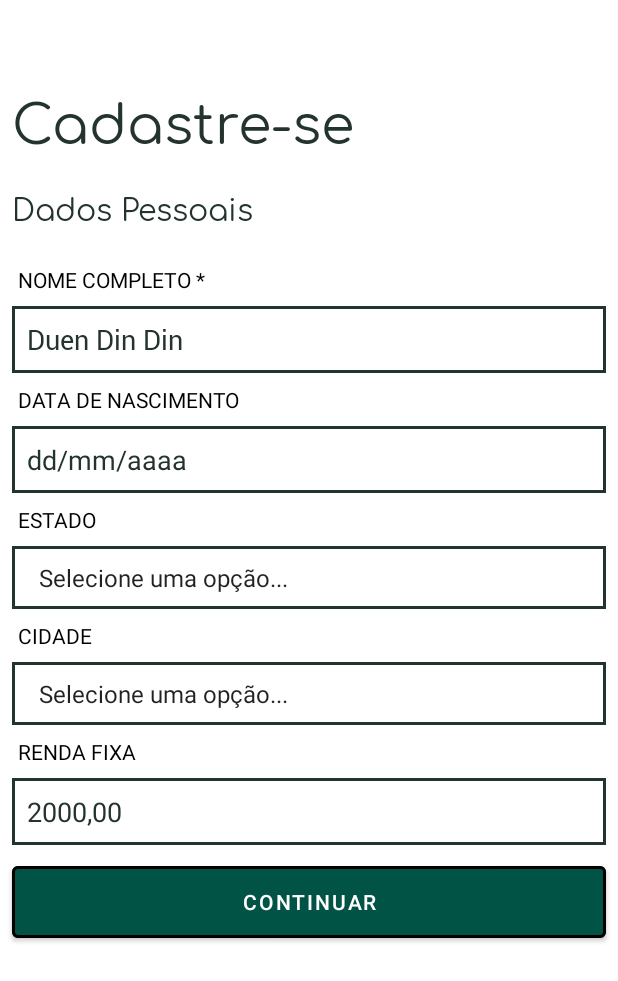
After one commit to ArthurVaso/DuenDinDin---Mobile, an Android app: the layout activity_cadastro_usuario_dados_pessoais.xml on its own in the app's theme, with its tools: preview values and no code run, on a phone screen of 412 x 824 dp. The commit adds this screen. Shown: the top 981 px of the screen. Run offline under Robolectric (Android 15) with nearby library versions, the phone set to English and light mode, and no system bars.

Commit message:
criacao das telas de cadastro de usuario

```diff
--- a/app/build.gradle
+++ b/app/build.gradle
@@ -35,4 +35,5 @@ dependencies {
     testImplementation 'junit:junit:4.13.2'
     androidTestImplementation 'androidx.test.ext:junit:1.1.3'
     androidTestImplementation 'androidx.test.espresso:espresso-core:3.4.0'
+    implementation 'com.android.support:design:28.0.0'
 }
--- /dev/null
+++ b/app/src/main/java/br/edu/ifsp/duendindin_mobile/UsuarioCadastroDadosAcessoActivity.java
@@ -0,0 +1,4 @@
+package br.edu.ifsp.duendindin_mobile;
+
+public class UsuarioCadastroDadosAcessoActivity {
+}
--- /dev/null
+++ b/app/src/main/java/br/edu/ifsp/duendindin_mobile/UsuarioCadastroDadosPessoaisActivity.java
@@ -0,0 +1,4 @@
+package br.edu.ifsp.duendindin_mobile;
+
+public class UsuarioCadastroDadosPessoaisActivity {
+}
--- /dev/null
+++ b/app/src/main/res/drawable/item_background.xml
@@ -0,0 +1,23 @@
+<?xml version="1.0" encoding="utf-8"?>
+<selector xmlns:android="http://schemas.android.com/apk/res/android">
+    <item><layer-list>
+        <item>
+            <shape>
+                <solid
+                    android:color="@color/white">
+                </solid>
+
+                <corners android:radius="0dp" />
+
+                <padding
+                    android:bottom="10dp"
+                    android:left="10dp"
+                    android:right="10dp"
+                    android:top="10dp" />
+                <stroke
+                    android:width="2dp"
+                    android:color="@color/border_color"/>
+            </shape>
+        </item>
+    </layer-list></item>
+</selector>
--- /dev/null
+++ b/app/src/main/res/layout/activity_cadastro_usuario_dados_pessoais.xml
@@ -0,0 +1,164 @@
+<?xml version="1.0" encoding="utf-8"?>
+<LinearLayout xmlns:android="http://schemas.android.com/apk/res/android"
+    xmlns:app="http://schemas.android.com/apk/res-auto"
+    xmlns:tools="http://schemas.android.com/tools"
+    android:layout_width="match_parent"
+    android:layout_height="match_parent"
+    android:background="@color/white"
+    android:orientation="vertical"
+    tools:context=".UsuarioCadastroDadosPessoaisActivity">
+
+
+    <LinearLayout
+        android:layout_width="match_parent"
+        android:layout_height="wrap_content"
+        android:layout_marginLeft="8dp"
+        android:layout_marginTop="50dp"
+        android:gravity="center"
+        android:orientation="vertical">
+
+        <TextView
+            android:layout_width="match_parent"
+            android:layout_height="wrap_content"
+            android:layout_marginBottom="16dp"
+            android:text="@string/txt_usuario_cadastro_titulo"
+            android:textColor="@color/border_color"
+            android:fontFamily="@font/comfortaa_regular"
+            android:textSize="36sp" />
+
+        <TextView
+            android:layout_width="match_parent"
+            android:layout_height="wrap_content"
+            android:layout_marginBottom="16dp"
+            android:text="@string/txt_usuario_cadastro_dados_pessoais_subtitulo"
+            android:fontFamily="@font/comfortaa_regular"
+            android:textColor="@color/border_color"
+            android:textSize="20sp" />
+
+    </LinearLayout>
+
+
+    <LinearLayout
+        android:layout_width="match_parent"
+        android:layout_height="wrap_content"
+        android:gravity="center"
+        android:orientation="vertical">
+
+        <TextView
+            android:layout_width="match_parent"
+            android:layout_height="wrap_content"
+            android:layout_marginLeft="8dp"
+            android:layout_marginTop="8dp"
+            android:textColor="@color/black"
+            android:text="@string/txt_usuario_cadastro_nome_completo" />
+        <com.google.android.material.textfield.TextInputEditText
+            android:id="@+id/txt_edit_nome"
+            android:layout_width="match_parent"
+            android:layout_height="wrap_content"
+            android:layout_marginLeft="8dp"
+            android:layout_marginTop="8dp"
+            android:layout_marginRight="8dp"
+            android:hint="@string/hint_usuario_cadastro_nome"
+            android:textColorHint="@color/border_color"
+            android:fontFamily="@font/roboto_regular"
+            android:background="@drawable/item_background"
+            android:inputType="textCapWords" />
+
+
+        <TextView
+            android:layout_width="match_parent"
+            android:layout_height="wrap_content"
+            android:layout_marginLeft="8dp"
+            android:layout_marginTop="8dp"
+            android:textColor="@color/black"
+            android:text="@string/txt_usuario_cadastro_data_de_nascimento" />
+
+
+        <com.google.android.material.textfield.TextInputEditText
+            android:id="@+id/txt_edit_data_nasc"
+            android:layout_width="match_parent"
+            android:layout_height="wrap_content"
+            android:layout_marginLeft="8dp"
+            android:layout_marginTop="8dp"
+            android:layout_marginRight="8dp"
+            android:hint="@string/hint_usuario_cadastro_data_nasc"
+            android:textColorHint="@color/border_color"
+            android:background="@drawable/item_background"
+            android:inputType="textCapWords" />
+
+        <TextView
+            android:layout_width="match_parent"
+            android:layout_height="wrap_content"
+            android:layout_marginLeft="8dp"
+            android:layout_marginTop="8dp"
+            android:textColor="@color/black"
+            android:text="@string/txt_usuario_cadastro_estado" />
+            <Spinner
+                android:id="@+id/sp_uf"
+                android:layout_width="match_parent"
+                android:layout_height="wrap_content"
+                android:layout_marginLeft="8dp"
+                android:layout_marginTop="8dp"
+                android:layout_marginRight="8dp"
+                android:background="@drawable/item_background"
+                android:entries="@array/spUf"
+                app:boxStrokeColor="@color/secondary_color" />
+
+
+
+        <TextView
+            android:layout_width="match_parent"
+            android:layout_height="wrap_content"
+            android:layout_marginLeft="8dp"
+            android:layout_marginTop="8dp"
+            android:textColor="@color/black"
+            android:text="@string/txt_usuario_cadastro_cidade" />
+
+            <Spinner
+                android:id="@+id/sp_cidade"
+                android:layout_width="match_parent"
+                android:layout_height="wrap_content"
+                android:layout_marginLeft="8dp"
+                android:layout_marginTop="8dp"
+                android:layout_marginRight="8dp"
+                android:background="@drawable/item_background"
+                android:entries="@array/spUf"
+                app:boxStrokeColor="@color/secondary_color" />
+
+
+        <TextView
+            android:layout_width="match_parent"
+            android:layout_height="wrap_content"
+            android:layout_marginLeft="8dp"
+            android:layout_marginTop="8dp"
+            android:textColor="@color/black"
+            android:text="@string/txt_usuario_cadastro_renda_fixa" />
+
+
+        <com.google.android.material.textfield.TextInputEditText
+            android:id="@+id/txt_edit_renda"
+            android:layout_width="match_parent"
+            android:layout_height="wrap_content"
+            android:layout_marginLeft="8dp"
+            android:layout_marginTop="8dp"
+            android:layout_marginRight="8dp"
+            android:hint="@string/hint_usuario_cadastro_renda"
+            android:textColorHint="@color/border_color"
+            android:background="@drawable/item_background"
+            android:inputType="textCapWords" />
+
+        <android.support.design.button.MaterialButton
+            android:id="@+id/btn_user_register"
+            android:layout_width="match_parent"
+            android:layout_height="60dp"
+            android:layout_marginLeft="8dp"
+            android:layout_marginTop="8dp"
+            android:layout_marginRight="8dp"
+            app:strokeColor="@color/black"
+            app:strokeWidth="2dp"
+            android:text="@string/btn_usuario_cadastro_continuar"
+            android:textColor="@color/white" />
+    </LinearLayout>
+
+
+</LinearLayout>
--- a/app/src/main/res/values-night/themes.xml
+++ b/app/src/main/res/values-night/themes.xml
@@ -7,7 +7,7 @@
         <item name="colorOnPrimary">@color/black</item>
         <!-- Secondary brand color. -->
         <item name="colorSecondary">@color/secondary_color</item>
-        <item name="colorSecondaryVariant">@color/button_color</item>
+        <item name="colorSecondaryVariant">@color/border_color</item>
         <item name="colorOnSecondary">@color/black</item>
         <!-- Status bar color. -->
         <item name="android:statusBarColor" tools:targetApi="l">?attr/colorPrimaryVariant</item>
--- a/app/src/main/res/values/colors.xml
+++ b/app/src/main/res/values/colors.xml
@@ -9,6 +9,8 @@
     <color name="white">#FFFFFFFF</color>
     <color name="primary_color">#015345</color>
     <color name="secondary_color">#7B9D1A</color>
-    <color name="button_color">#23332D</color>
+    <color name="button_color">#7B9D1A</color>
+    <color name="border_color">#23332D</color>
+
 
 </resources>
--- a/app/src/main/res/values/strings.xml
+++ b/app/src/main/res/values/strings.xml
@@ -1,3 +1,65 @@
 <resources>
     <string name="app_name">DuenDinDin</string>
+
+
+
+    <string name="btn_usuario_cadastro_continuar">Continuar</string>
+    <string name="btn_usuario_cadastro_cadastrar">Cadastrar</string>
+    <string name="hint_usuario_cadastro_email">duen@dindin.com</string>
+    <string name="hint_usuario_cadastro_senha">***********</string>
+    <string name="txt_usuario_cadastro_titulo">Cadastre-se</string>
+    <string name="txt_usuario_cadastro_dados_pessoais_subtitulo">Dados Pessoais</string>
+    <string name="txt_usuario_cadastro_dados_acesso_subtitulo">Dados Acesso</string>
+
+    <string name="hint_usuario_cadastro_nome">Duen Din Din</string>
+    <string name="hint_usuario_cadastro_data_nasc">dd/mm/aaaa</string>
+    <string name="hint_usuario_cadastro_estado">Selecione uma opção</string>
+    <string name="hint_usuario_cadastro_renda">2000,00</string>
+
+    <string name="txt_usuario_cadastro_nome_completo">NOME COMPLETO *</string>
+    <string name="txt_usuario_cadastro_estado">ESTADO</string>
+    <string name="txt_usuario_cadastro_renda_fixa">RENDA FIXA</string>
+    <string name="txt_usuario_cadastro_data_de_nascimento">DATA DE NASCIMENTO</string>
+    <string name="txt_usuario_cadastro_cidade">CIDADE</string>
+    <string name="txt_usuario_cadastro_email">E-MAIL *</string>
+    <string name="txt_usuario_cadastro_senha">SENHA *</string>
+
+
+    <!-- nomes das Unidades Federativas do Brasil -->
+    <string-array name="spUf">
+        <item>Selecione uma opção...</item>
+        <item>Acre (AC)</item>
+        <item>Alagoas (AL)</item>
+        <item>Amapá (AP)</item>
+        <item>Amazonas (AM)</item>
+        <item>Bahia (BA)</item>
+        <item>Ceará (CE)</item>
+        <item>Distrito Federal (DF)</item>
+        <item>Espírito Santo (ES)</item>
+        <item>Goias (GO)</item>
+        <item>Maranhão (MA)</item>
+        <item>Mato Grosso (MT)</item>
+        <item>Mato Grosso do Sul (MS)</item>
+        <item>Minas Gerais (MG)</item>
+        <item>Pará (PA)</item>
+        <item>Paraíba (PB)</item>
+        <item>Paraná (PR)</item>
+        <item>Pernambuco (PE)</item>
+        <item>Piauí (PI)</item>
+        <item>Rio de Janeiro (RJ)</item>
+        <item>Rio Grande do Norte (RN)</item>
+        <item>Rio Grande do Sul (RS)</item>
+        <item>Rondônia (RO)</item>
+        <item>Roraima (RR)</item>
+        <item>Santa Catarina (SC)</item>
+        <item>São Paulo (SP)</item>
+        <item>Sergipe (SE)</item>
+        <item>Tocantins (TO)</item>
+    </string-array>
+
+    <!-- nomes das Unidades Federativas do Brasil -->
+    <string-array name="spCidade">
+        <item>Selecione uma opção...</item>
+        <item>Araraquara</item>
+    </string-array>
 </resources>
--- /dev/null
+++ b/app/src/main/res/values/styles.xml
@@ -0,0 +1,5 @@
+<?xml version="1.0" encoding="utf-8"?>
+<resources>
+
+
+</resources>
--- a/app/src/main/res/values/themes.xml
+++ b/app/src/main/res/values/themes.xml
@@ -7,7 +7,7 @@
         <item name="colorOnPrimary">@color/white</item>
         <!-- Secondary brand color. -->
         <item name="colorSecondary">@color/secondary_color</item>
-        <item name="colorSecondaryVariant">@color/button_color</item>
+        <item name="colorSecondaryVariant">@color/border_color</item>
         <item name="colorOnSecondary">@color/black</item>
         <!-- Status bar color. -->
         <item name="android:statusBarColor" tools:targetApi="l">?attr/colorPrimaryVariant</item>
```
Also changed, not shown: app/src/main/res/drawable/button_background.xml (added, +23 -0 lines), app/src/main/res/font/font_family_duendindin.xml (added, +37 -0 lines), app/src/main/res/layout/activity_cadastro_usuario_dados_acesso.xml (added, +106 -0 lines), app/src/main/res/font/comfortaa_bold.ttf (added), app/src/main/res/font/comfortaa_light.ttf (added), app/src/main/res/font/comfortaa_regular.ttf (added), app/src/main/res/font/roboto_bold.ttf (added), app/src/main/res/font/roboto_italic.ttf (added), app/src/main/res/font/roboto_light.ttf (added), app/src/main/res/font/roboto_regular.ttf (added).
